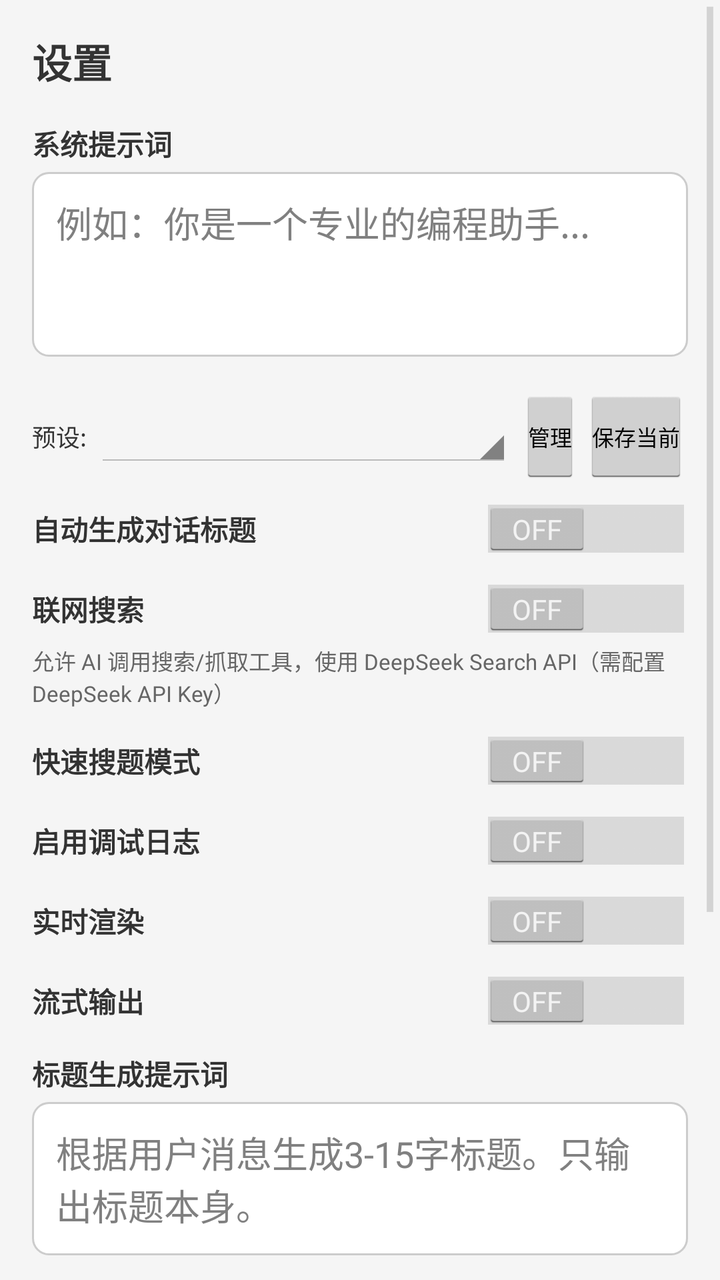
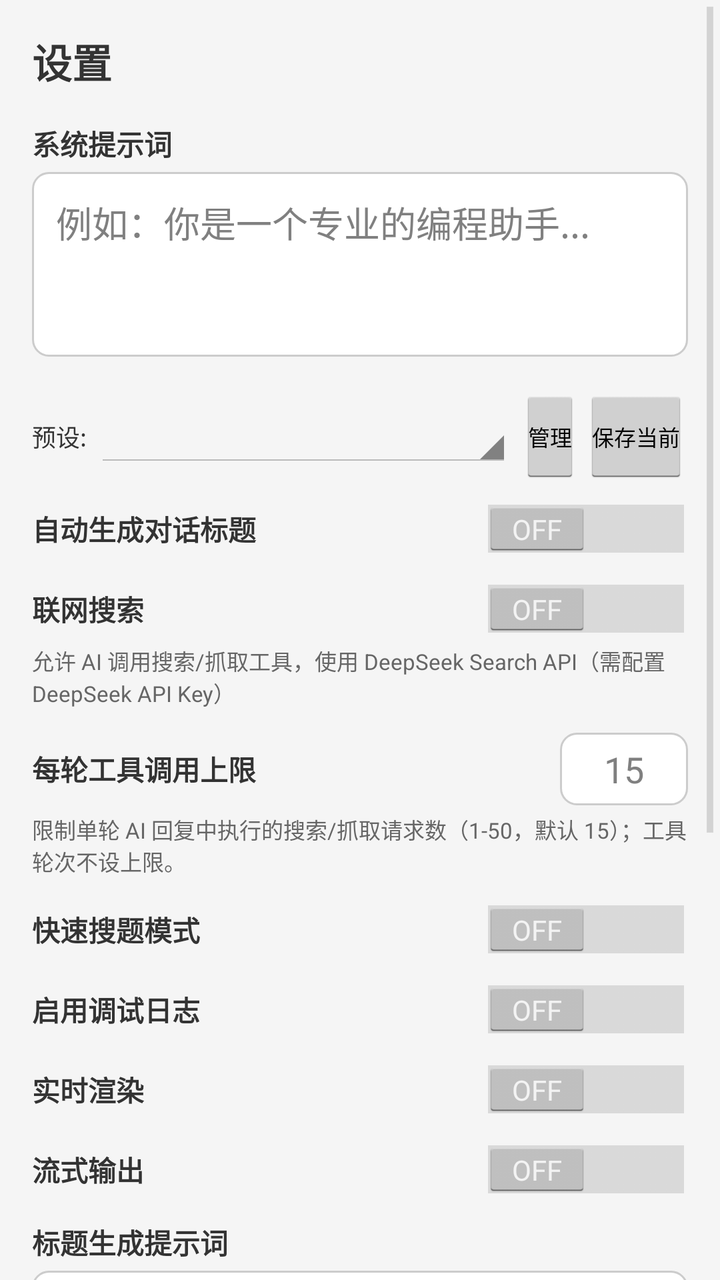

Screens rendered from an Android XML layout before and after an edit, with the pre-edit source and the edit as a unified diff.
<!-- AndroidManifest.xml: application theme AppTheme -->
<!-- res/layout/activity_settings.xml -->
<?xml version="1.0" encoding="utf-8"?>
<ScrollView xmlns:android="http://schemas.android.com/apk/res/android"
    android:layout_width="match_parent"
    android:layout_height="match_parent"
    android:fillViewport="true">

<LinearLayout
    android:orientation="vertical"
    android:background="@color/background"
    android:padding="16dp"
    android:layout_width="match_parent"
    android:layout_height="wrap_content">

    <TextView
        android:textSize="20sp"
        android:textStyle="bold"
        android:textColor="@color/text_primary"
        android:layout_width="match_parent"
        android:layout_height="wrap_content"
        android:layout_marginBottom="16dp"
        android:text="设置"/>

    
    <TextView
        android:textSize="14sp"
        android:textStyle="bold"
        android:textColor="@color/text_primary"
        android:layout_width="match_parent"
        android:layout_height="wrap_content"
        android:layout_marginBottom="4dp"
        android:text="@string/system_prompt"/>
    <EditText
        android:gravity="top"
        android:id="@+id/system_prompt_edit"
        android:background="@drawable/edit_text_background"
        android:padding="12dp"
        android:layout_width="match_parent"
        android:layout_height="wrap_content"
        android:layout_marginBottom="16dp"
        android:hint="例如：你是一个专业的编程助手..."
        android:maxLines="6"
        android:minLines="3"
        android:inputType="textMultiLine"/>

    
    <LinearLayout
        android:gravity="center_vertical"
        android:orientation="horizontal"
        android:layout_width="match_parent"
        android:layout_height="wrap_content"
        android:layout_marginBottom="8dp">
        <TextView
            android:textSize="12sp"
            android:textColor="@color/text_primary"
            android:layout_width="wrap_content"
            android:layout_height="wrap_content"
            android:text="预设:"/>
        <Spinner
            android:id="@+id/preset_spinner"
            android:layout_width="0dp"
            android:layout_height="wrap_content"
            android:layout_weight="1"
            android:layout_marginLeft="4dp"/>
        <Button
            android:textSize="11sp"
            android:id="@+id/manage_presets_button"
            android:layout_width="wrap_content"
            android:layout_height="wrap_content"
            android:layout_marginLeft="4dp"
            android:padding="4dp"
            android:minWidth="0dp"
            android:text="管理"/>
        <Button
            android:textSize="11sp"
            android:id="@+id/save_preset_button"
            android:layout_width="wrap_content"
            android:layout_height="wrap_content"
            android:layout_marginLeft="2dp"
            android:padding="4dp"
            android:minWidth="0dp"
            android:text="保存当前"/>
    </LinearLayout>

    
    <LinearLayout
        android:gravity="center_vertical"
        android:orientation="horizontal"
        android:layout_width="match_parent"
        android:layout_height="wrap_content"
        android:layout_marginBottom="12dp">
        <TextView
            android:textSize="14sp"
            android:textStyle="bold"
            android:textColor="@color/text_primary"
            android:layout_width="0dp"
            android:layout_height="wrap_content"
            android:layout_weight="1"
            android:text="自动生成对话标题"/>
        <Switch
            android:id="@+id/auto_title_switch"
            android:layout_width="wrap_content"
            android:layout_height="wrap_content"/>
    </LinearLayout>

    
    <LinearLayout
        android:gravity="center_vertical"
        android:orientation="horizontal"
        android:layout_width="match_parent"
        android:layout_height="wrap_content"
        android:layout_marginBottom="4dp">
        <TextView
            android:textSize="14sp"
            android:textStyle="bold"
            android:textColor="@color/text_primary"
            android:layout_width="0dp"
            android:layout_height="wrap_content"
            android:layout_weight="1"
            android:text="联网搜索"/>
        <Switch
            android:id="@+id/web_search_switch"
            android:layout_width="wrap_content"
            android:layout_height="wrap_content"/>
    </LinearLayout>
    <TextView
        android:textSize="11sp"
        android:textColor="@color/text_secondary"
        android:layout_width="match_parent"
        android:layout_height="wrap_content"
        android:layout_marginBottom="12dp"
        android:text="允许 AI 调用搜索/抓取工具，使用 DeepSeek Search API（需配置 DeepSeek API Key）"/>

    
    <LinearLayout
        android:gravity="center_vertical"
        android:orientation="horizontal"
        android:layout_width="match_parent"
        android:layout_height="wrap_content"
        android:layout_marginBottom="12dp">
        <TextView
            android:textSize="14sp"
            android:textStyle="bold"
            android:textColor="@color/text_primary"
            android:layout_width="0dp"
            android:layout_height="wrap_content"
            android:layout_weight="1"
            android:text="@string/quick_scan_mode"/>
        <Switch
            android:id="@+id/quick_scan_switch"
            android:layout_width="wrap_content"
            android:layout_height="wrap_content"/>
    </LinearLayout>

    
    <LinearLayout
        android:gravity="center_vertical"
        android:orientation="horizontal"
        android:layout_width="match_parent"
        android:layout_height="wrap_content"
        android:layout_marginBottom="12dp">
        <TextView
            android:textSize="14sp"
            android:textStyle="bold"
            android:textColor="@color/text_primary"
            android:layout_width="0dp"
            android:layout_height="wrap_content"
            android:layout_weight="1"
            android:text="启用调试日志"/>
        <Switch
            android:id="@+id/log_switch"
            android:layout_width="wrap_content"
            android:layout_height="wrap_content"/>
    </LinearLayout>

    
    <LinearLayout
        android:gravity="center_vertical"
        android:orientation="horizontal"
        android:layout_width="match_parent"
        android:layout_height="wrap_content"
        android:layout_marginBottom="12dp">
        <TextView
            android:textSize="14sp"
            android:textStyle="bold"
            android:textColor="@color/text_primary"
            android:layout_width="0dp"
            android:layout_height="wrap_content"
            android:layout_weight="1"
            android:text="实时渲染"/>
        <Switch
            android:id="@+id/realtime_render_switch"
            android:layout_width="wrap_content"
            android:layout_height="wrap_content"/>
    </LinearLayout>

    
    <LinearLayout
        android:gravity="center_vertical"
        android:orientation="horizontal"
        android:layout_width="match_parent"
        android:layout_height="wrap_content"
        android:layout_marginBottom="12dp">
        <TextView
            android:textSize="14sp"
            android:textStyle="bold"
            android:textColor="@color/text_primary"
            android:layout_width="0dp"
            android:layout_height="wrap_content"
            android:layout_weight="1"
            android:text="流式输出"/>
        <Switch
            android:id="@+id/stream_switch"
            android:layout_width="wrap_content"
            android:layout_height="wrap_content"/>
    </LinearLayout>

    
    <TextView
        android:textSize="14sp"
        android:textStyle="bold"
        android:textColor="@color/text_primary"
        android:layout_width="match_parent"
        android:layout_height="wrap_content"
        android:layout_marginBottom="4dp"
        android:text="标题生成提示词"/>
    <EditText
        android:gravity="top"
        android:id="@+id/title_prompt_edit"
        android:background="@drawable/edit_text_background"
        android:padding="12dp"
        android:layout_width="match_parent"
        android:layout_height="wrap_content"
        android:layout_marginBottom="16dp"
        android:hint="根据用户消息生成3-15字标题。只输出标题本身。"
        android:maxLines="3"
        android:minLines="2"
        android:inputType="textMultiLine"/>

    
    <LinearLayout
        android:gravity="center_vertical"
        android:orientation="horizontal"
        android:layout_width="match_parent"
        android:layout_height="wrap_content"
        android:layout_marginBottom="16dp">
        <TextView
            android:textSize="14sp"
            android:textStyle="bold"
            android:textColor="@color/text_primary"
            android:layout_width="wrap_content"
            android:layout_height="wrap_content"
            android:text="标题生成模型"/>
        <Spinner
            android:id="@+id/title_model_spinner"
            android:layout_width="0dp"
            android:layout_height="wrap_content"
            android:layout_weight="1"
            android:layout_marginLeft="8dp"/>
    </LinearLayout>

    
    <Button
        android:textSize="14sp"
        android:id="@+id/manage_models_button"
        android:layout_width="match_parent"
        android:layout_height="wrap_content"
        android:layout_marginBottom="16dp"
        android:text="管理模型 →"/>

    
    <Button
        android:textSize="14sp"
        android:id="@+id/balance_button"
        android:background="@color/primary"
        android:textColor="@android:color/white"
        android:layout_width="match_parent"
        android:layout_height="wrap_content"
        android:layout_marginBottom="24dp"
        android:text="查询 DeepSeek 余额"/>

    
    <LinearLayout
        android:gravity="end"
        android:orientation="horizontal"
        android:layout_width="match_parent"
        android:layout_height="wrap_content">
        <Button
            android:id="@+id/cancel_button"
            android:layout_width="wrap_content"
            android:layout_height="wrap_content"
            android:layout_marginRight="8dp"
            android:text="@string/cancel"/>
        <Button
            android:textColor="@android:color/white"
            android:id="@+id/save_button"
            android:background="@color/primary"
            android:layout_width="wrap_content"
            android:layout_height="wrap_content"
            android:minWidth="100dp"
            android:text="@string/save"/>
    </LinearLayout>
</LinearLayout>
</ScrollView>
<!-- resources referenced by this layout -->
<resources>
  <color name="background">#f5f5f5</color>
  <color name="primary">#2196f3</color>
  <color name="text_primary">#333333</color>
  <color name="text_secondary">#666666</color>
  <!-- drawable edit_text_background (drawable) -->
  <?xml version="1.0" encoding="utf-8"?>
  <shape xmlns:android="http://schemas.android.com/apk/res/android" android:shape="rectangle">
      <solid android:color="@android:color/white"/>
      <corners android:radius="8dp"/>
      <stroke android:width="1dp" android:color="@color/gray"/>
  </shape>
  <string name="cancel">取消</string>
  <string name="quick_scan_mode">快速搜题模式</string>
  <string name="save">保存</string>
  <string name="system_prompt">系统提示词</string>
  <style name="AppTheme" parent="@android:style/Theme.Holo.Light">
          <item name="android:windowBackground">@color/background</item>
          <item name="android:actionBarStyle">@style/ActionBarStyle</item>
      </style>
  <color name="gray">#cccccc</color>
  <style name="ActionBarStyle" parent="@android:style/Widget.Holo.Light.ActionBar">
          <item name="android:background">@color/primary</item>
      </style>
</resources>

<!-- the commit's change to res/layout/activity_settings.xml (unified diff, before → after) -->
@@ -136,6 +136,40 @@
         android:orientation="horizontal"
         android:layout_width="match_parent"
         android:layout_height="wrap_content"
+        android:layout_marginBottom="4dp">
+        <TextView
+            android:textSize="14sp"
+            android:textStyle="bold"
+            android:textColor="@color/text_primary"
+            android:layout_width="0dp"
+            android:layout_height="wrap_content"
+            android:layout_weight="1"
+            android:text="每轮工具调用上限"/>
+        <EditText
+            android:id="@+id/web_search_max_calls_edit"
+            android:background="@drawable/edit_text_background"
+            android:gravity="center"
+            android:inputType="number"
+            android:maxLength="2"
+            android:padding="6dp"
+            android:layout_width="64dp"
+            android:layout_height="wrap_content"
+            android:hint="15"/>
+    </LinearLayout>
+    <TextView
+        android:textSize="11sp"
+        android:textColor="@color/text_secondary"
+        android:layout_width="match_parent"
+        android:layout_height="wrap_content"
+        android:layout_marginBottom="12dp"
+        android:text="限制单轮 AI 回复中执行的搜索/抓取请求数（1-50，默认 15）；工具轮次不设上限。"/>
+
+    
+    <LinearLayout
+        android:gravity="center_vertical"
+        android:orientation="horizontal"
+        android:layout_width="match_parent"
+        android:layout_height="wrap_content"
         android:layout_marginBottom="12dp">
         <TextView
             android:textSize="14sp"
